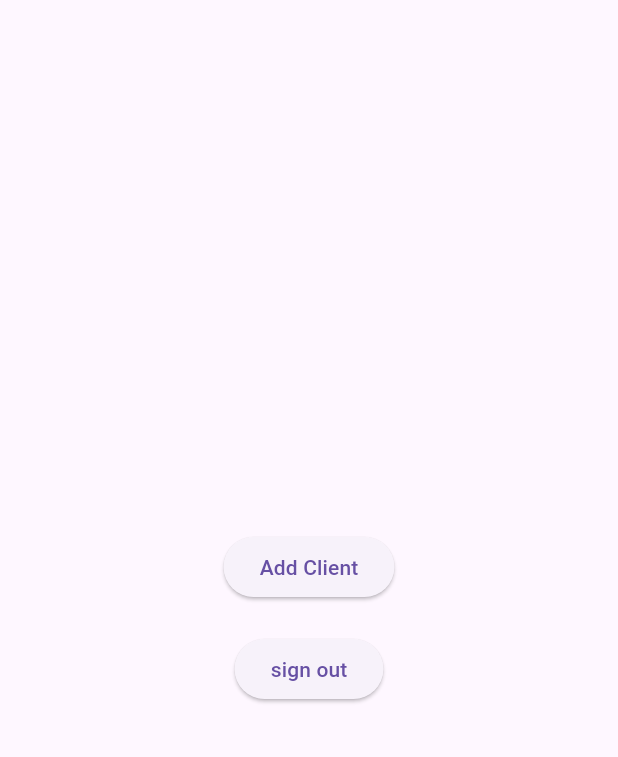
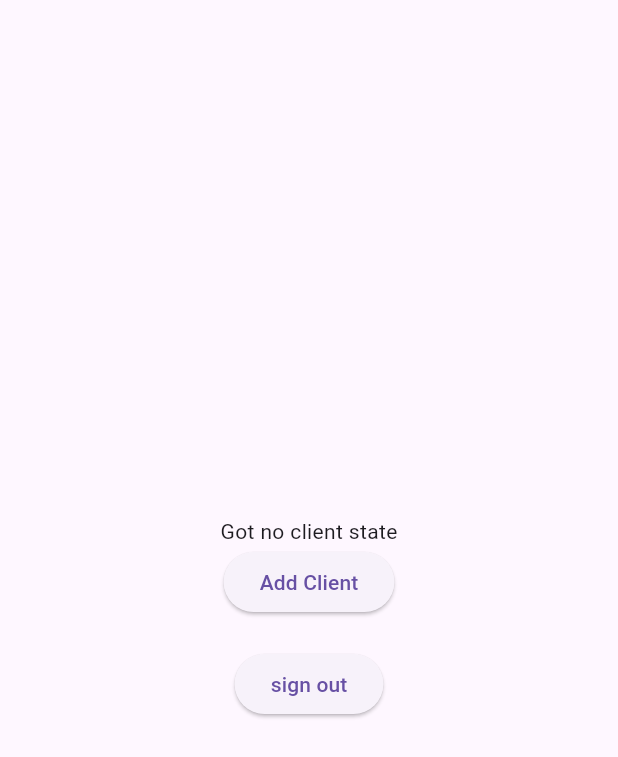
Before and after one commit to Khanin-devmode/finmaker, a Flutter app: the ClientsPage screen opened by its route, on a phone screen of 412 x 824 dp. Shown: the top 757 px of the screen. Run offline on Flutter 3.47's test engine with Material 3 defaults, Android fonts, the phone set to English and light mode, and no system bars; our stand-ins replace bloc, cloud_firestore, equatable, firebase_auth, firebase_core, flutter_bloc and 1 more; accounts and stored records are empty; network calls fail.

Commit message:
succesfully listen to AuthState during initialize and listen to ClientState in Client Page

```diff
--- a/lib/features/auth/presentation/login_page.dart
+++ b/lib/features/auth/presentation/login_page.dart
@@ -20,6 +20,19 @@ class _LoginPageState extends State<LoginPage> {
 
   final _emailController = TextEditingController();
   final _passwordController = TextEditingController();
+
+  @override
+  void initState() {
+    // TODO: implement initState
+    super.initState();
+
+    WidgetsBinding.instance.addPostFrameCallback((timeStamp) {
+      final authState = context.read<AuthCubit>().state;
+      if (authState is AuthAuthenticated) {
+        context.go('/clients');
+      }
+    });
+  }
 
   @override
   Widget build(BuildContext context) {
--- a/lib/features/clients/data/clients_cubit.dart
+++ b/lib/features/clients/data/client_cubit.dart
@@ -13,6 +13,7 @@ class ClientCubit extends Cubit<ClientState> {
         super(ClientInitial());
 
   void listenToClients(String userId) {
+    print('listening to clients...');
     emit(ClientLoading());
     _subscription?.cancel();
     _subscription = _firestore
--- a/lib/features/clients/presentation/clients_page.dart
+++ b/lib/features/clients/presentation/clients_page.dart
@@ -1,5 +1,7 @@
 import 'package:finmaker/features/auth/data/auth_cubit.dart';
 import 'package:finmaker/features/auth/data/auth_state.dart';
+import 'package:finmaker/features/clients/data/client_state.dart';
+import 'package:finmaker/features/clients/data/client_cubit.dart';
 import 'package:finmaker/features/clients/presentation/add_client_dialog.dart';
 import 'package:flutter/material.dart';
 import 'package:flutter_bloc/flutter_bloc.dart';
@@ -14,18 +16,49 @@ class ClientsPage extends StatefulWidget {
 
 class _ClientsPageState extends State<ClientsPage> {
   @override
+  void initState() {
+    // TODO: implement initState
+    super.initState();
+    final authState = context.read<AuthCubit>().state;
+    if (authState is AuthAuthenticated) {
+      context.read<ClientCubit>().listenToClients(authState.user.uid);
+    }
+  }
+
+  @override
   Widget build(BuildContext context) {
     return Scaffold(
-      body: BlocListener<AuthCubit, AuthState>(
+      body: BlocConsumer<AuthCubit, AuthState>(
           listener: (context, state) {
             if (state is AuthUnauthenticated) {
               context.go('/');
             }
           },
-        child: Center(
+          builder: (constext, state) => Center(
                 child: Column(
                   mainAxisAlignment: MainAxisAlignment.center,
                   children: [
+                    BlocBuilder<ClientCubit, ClientState>(
+                        builder: (context, state) {
+                      print(state);
+                      if (state is ClientLoaded) {
+                        return Column(
+                          children: [
+                            Text('Client numbers: ${state.clients.length}'),
+                            Column(
+                                children: state.clients
+                                    .map((client) => Text(client.firstName))
+                                    .toList())
+                          ],
+                        );
+                      } else if (state is ClientError) {
+                        return Text(state.message);
+                      } else {
+                        return const SizedBox(
+                          child: Text('Got no client state'),
+                        );
+                      }
+                    }),
                     ElevatedButton(
                       child: const Text('Add Client'),
                       onPressed: () {
@@ -39,8 +72,7 @@ class _ClientsPageState extends State<ClientsPage> {
                     ),
                   ],
                 ),
-        ),
-      ),
+              )),
     );
   }
 }
--- a/lib/main.dart
+++ b/lib/main.dart
@@ -1,5 +1,6 @@
 import 'package:finmaker/features/auth/presentation/login_page.dart';
 import 'package:finmaker/features/clients/data/client_form_cubit.dart';
+import 'package:finmaker/features/clients/data/client_cubit.dart';
 import 'package:finmaker/features/clients/presentation/clients_page.dart';
 import 'package:finmaker/firebase_options.dart';
 import 'package:firebase_core/firebase_core.dart';
@@ -50,7 +51,8 @@ final GoRouter _router = GoRouter(
         GoRoute(
           path: 'clients',
           builder: (BuildContext context, GoRouterState state) {
-            return const ClientsPage();
+            return BlocProvider<ClientCubit>(
+                create: (conetxt) => ClientCubit(), child: const ClientsPage());
           },
         ),
       ],
```
Also changed, not shown: 1 other file. Lines whose indentation alone changed are shown as unchanged.
